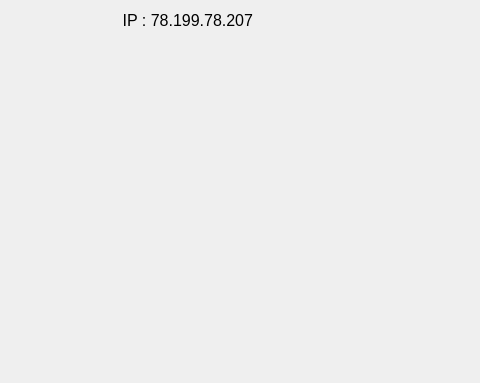
aiekick/ProjectStationMeteo, file baliseMerPanel.ui: the form before one commit; both pictures show x 897 to 1377 and y 0 to 383 of the 1377 by 625 pixel window.
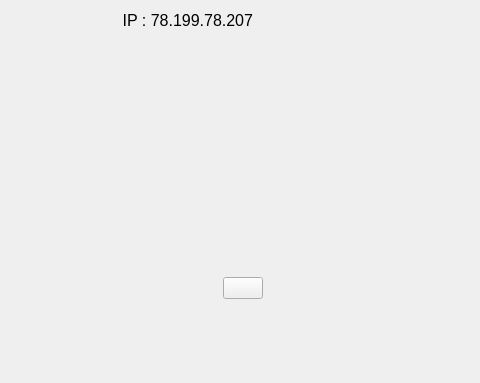
The form after the commit. Icons and pictures are not drawn. Custom widgets are drawn as their Qt base class.

Commit message: [ADD] : take back the button for show the whole graph

```diff
--- a/baliseMerPanel.ui
+++ b/baliseMerPanel.ui
@@ -80,6 +80,8 @@
              </widget>
             </item>
             <item>
+             <layout class="QHBoxLayout" name="horizontalLayout_3">
+              <item>
              <widget class="QLabel" name="label_Temperature_Mer">
               <property name="sizePolicy">
                <sizepolicy hsizetype="MinimumExpanding" vsizetype="MinimumExpanding">
@@ -111,6 +113,45 @@
               </property>
              </widget>
             </item>
+              <item>
+               <layout class="QVBoxLayout" name="verticalLayout_3">
+                <property name="leftMargin">
+                 <number>0</number>
+                </property>
+                <item>
+                 <spacer name="verticalSpacer">
+                  <property name="orientation">
+                   <enum>Qt::Vertical</enum>
+                  </property>
+                  <property name="sizeHint" stdset="0">
+                   <size>
+                    <width>20</width>
+                    <height>40</height>
+                   </size>
+                  </property>
+                 </spacer>
+                </item>
+                <item>
+                 <widget class="QPushButton" name="pushButton_See_Graph_Details">
+                  <property name="text">
+                   <string/>
+                  </property>
+                  <property name="icon">
+                   <iconset resource="res.qrc">
+                    <normaloff>:/icons/ChartCurve.png</normaloff>:/icons/ChartCurve.png</iconset>
+                  </property>
+                  <property name="iconSize">
+                   <size>
+                    <width>32</width>
+                    <height>32</height>
+                   </size>
+                  </property>
+                 </widget>
+                </item>
+               </layout>
+              </item>
+             </layout>
+            </item>
            </layout>
           </item>
          </layout>
```
Left out of the diff: 4 changed lines with no effect on the pictures. Lines whose indentation alone changed are shown as unchanged. The commit also changes 1 other file.
